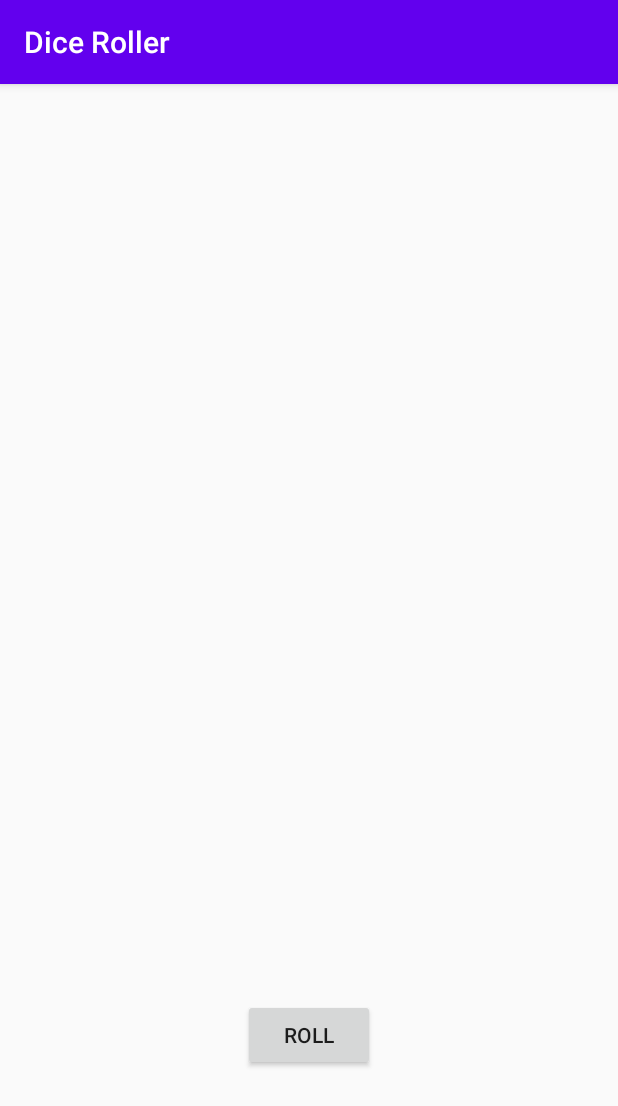
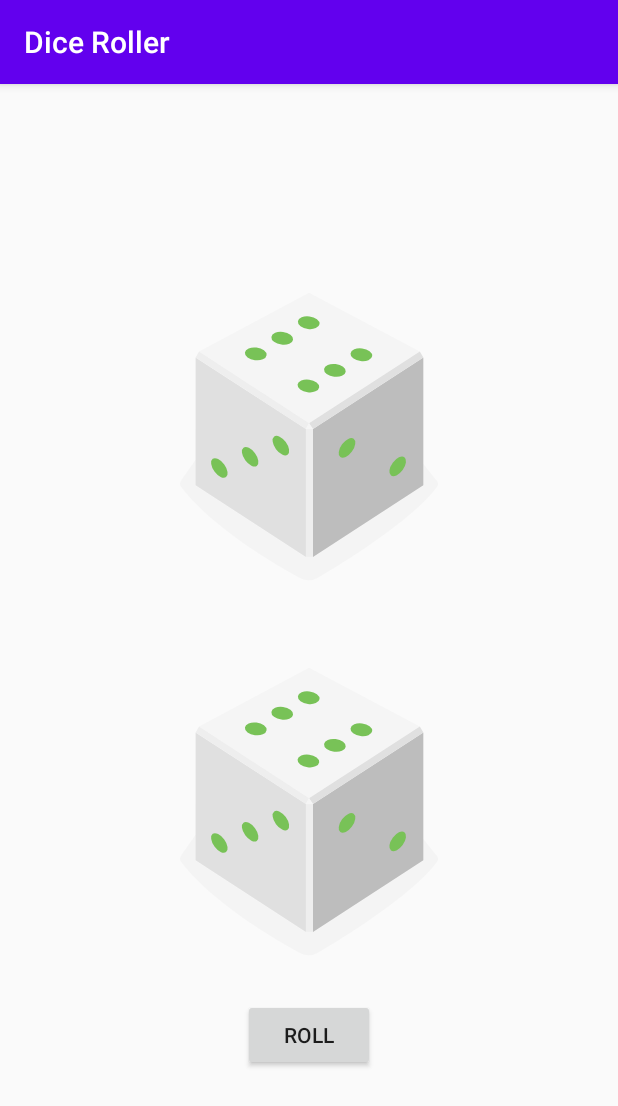
Before and after one commit to MinhoChoi-a/android-practice, an Android app: the screen it shows after launch (MainActivity), on a phone screen of 412 x 824 dp. Shown: the top 1106 px of the screen. Run offline under Robolectric (Android 15) with nearby library versions, the light colour scheme and no system bars.

Commit message:
study of architectual p1

```diff
--- /dev/null
+++ b/HelloWorld/app/src/main/java/com/example/helloworld/Constants.kt
@@ -0,0 +1,3 @@
+package com.example.helloworld
+
+const val LOG_TAG = "roll_the_dice"
--- a/HelloWorld/app/src/main/java/com/example/helloworld/MainActivity.kt
+++ b/HelloWorld/app/src/main/java/com/example/helloworld/MainActivity.kt
@@ -1,5 +1,6 @@
 package com.example.helloworld
 
+import android.media.Image
 import androidx.appcompat.app.AppCompatActivity
 import android.os.Bundle
 import android.widget.Button
@@ -7,9 +8,14 @@ import android.widget.TextView
 import android.widget.ImageView
 import android.widget.Toast
 import java.util.*
+import kotlinx.android.synthetic.main.activity_main.*
+
 
 class MainActivity : AppCompatActivity() {
 
+    //lazy instantiation: initialize array when I first reference it in the rest of my code
+    private val imageViews by lazy {
+        arrayOf<ImageView>(result_image, result_image2) }
     //var diceImage: ImageView? = null
     private lateinit var diceImage: ImageView
     private lateinit var diceImage2: ImageView
@@ -18,16 +24,24 @@ class MainActivity : AppCompatActivity() {
         super.onCreate(savedInstanceState)
         setContentView(R.layout.activity_main)
 
+        //setContentView((result_image))
         diceImage = findViewById(R.id.result_image)
         diceImage2 = findViewById(R.id.result_image2)
 
         val rollButton: Button = findViewById(R.id.roll_button)
         rollButton.setOnClickListener { rollDice() }
 
+        lifecycle.addObserver(MyLifeCycleObserver())
+
+        for(imageView in imageViews) {
+            imageView.setImageResource(R.drawable.dice_6)
+        }
+
         /**
         val countButton: Button = findViewById((R.id.add_button))
         countButton.setOnClickListener{ countUp() } */
     }
+
 
     private fun rollDice() {
 
--- /dev/null
+++ b/HelloWorld/app/src/main/java/com/example/helloworld/MyLifeCycleObserver.kt
@@ -0,0 +1,24 @@
+package com.example.helloworld
+
+import android.util.Log
+import androidx.lifecycle.*
+import androidx.lifecycle.OnLifecycleEvent
+
+class MyLifeCycleObserver: LifecycleObserver {
+
+    @OnLifecycleEvent(Lifecycle.Event.ON_CREATE)
+    fun onCreateEvent() {
+        Log.i(LOG_TAG, "onCreate")
+    }
+
+    @OnLifecycleEvent(Lifecycle.Event.ON_CREATE)
+    fun onStartEvent() {
+        Log.i(LOG_TAG, "onStart")
+    }
+
+    @OnLifecycleEvent(Lifecycle.Event.ON_CREATE)
+    fun onResumeEvent() {
+        Log.i(LOG_TAG, "onResume")
+    }
+
+}
--- a/HelloWorld/app/src/main/res/layout/activity_main.xml
+++ b/HelloWorld/app/src/main/res/layout/activity_main.xml
@@ -8,6 +8,7 @@
     android:layout_height="wrap_content"
     android:orientation="vertical"
     android:layout_gravity="center_vertical"
+    android:keepScreenOn="true"
     tools:context=".MainActivity" >
 
     <ImageView
--- /dev/null
+++ b/HelloWorld/app/src/main/res/layout/content.xml
@@ -0,0 +1,6 @@
+<?xml version="1.0" encoding="utf-8"?>
+<androidx.constraintlayout.widget.ConstraintLayout
+    xmlns:android="http://schemas.android.com/apk/res/android" android:layout_width="match_parent"
+    android:layout_height="match_parent">
+
+</androidx.constraintlayout.widget.ConstraintLayout>
```
